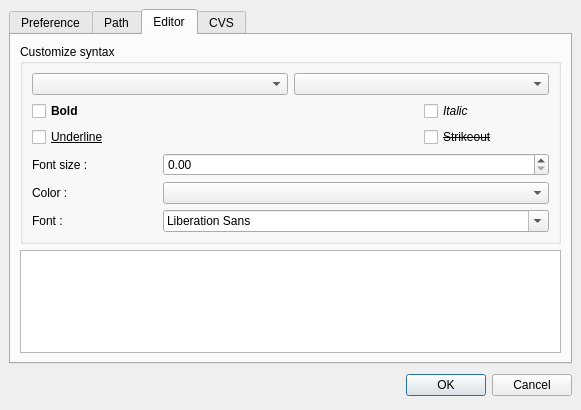
The window that ui/custom.ui (phoenix741/xinx) describes before a commit, drawn with Qt 5.
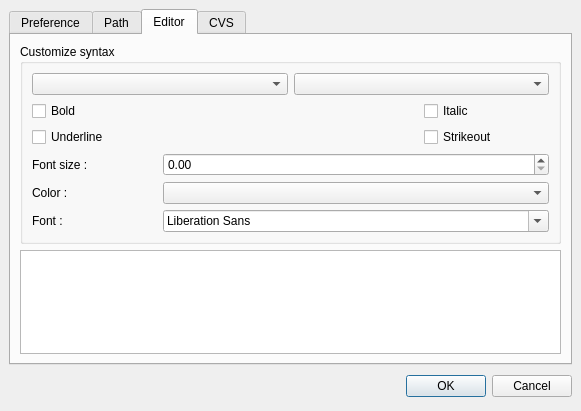
The same window after the commit. The open tabs and pages were chosen to show the change. Icons and pictures are not drawn. Custom widgets are drawn as their Qt base class.

```diff
--- a/ui/custom.ui
+++ b/ui/custom.ui
@@ -6,7 +6,7 @@
     <x>0</x>
     <y>0</y>
     <width>581</width>
-    <height>410</height>
+    <height>411</height>
    </rect>
   </property>
   <property name="windowTitle" >
@@ -336,9 +336,7 @@
           <item row="2" column="0" colspan="3" >
            <widget class="QCheckBox" name="m_underlineCheckBox" >
             <property name="font" >
-             <font>
-              <underline>true</underline>
-             </font>
+             <font/>
             </property>
             <property name="text" >
              <string>Underline</string>
@@ -354,9 +352,7 @@
           <item row="2" column="3" >
            <widget class="QCheckBox" name="m_StrikeoutCheckBox" >
             <property name="font" >
-             <font>
-              <strikeout>true</strikeout>
-             </font>
+             <font/>
             </property>
             <property name="text" >
              <string>Strikeout</string>
@@ -366,9 +362,7 @@
           <item row="1" column="3" >
            <widget class="QCheckBox" name="m_italicCheckBox" >
             <property name="font" >
-             <font>
-              <italic>true</italic>
-             </font>
+             <font/>
             </property>
             <property name="text" >
              <string>Italic</string>
@@ -378,10 +372,7 @@
           <item row="1" column="0" colspan="3" >
            <widget class="QCheckBox" name="m_boldCheckBox" >
             <property name="font" >
-             <font>
-              <weight>75</weight>
-              <bold>true</bold>
-             </font>
+             <font/>
             </property>
             <property name="text" >
              <string>Bold</string>
```
